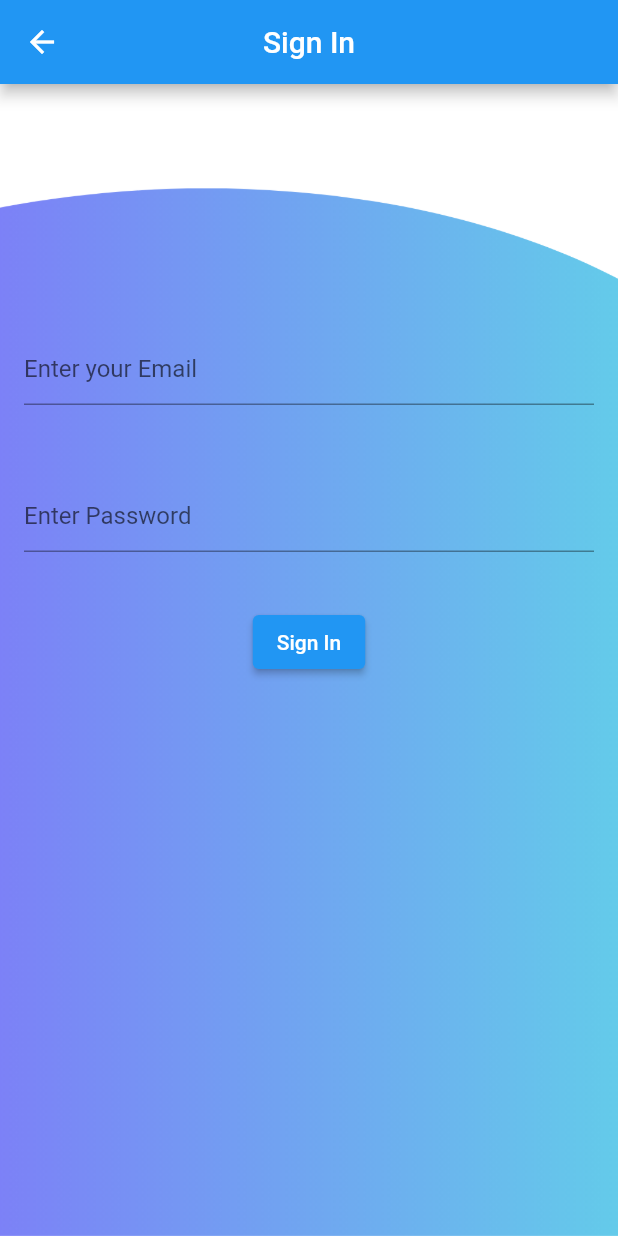
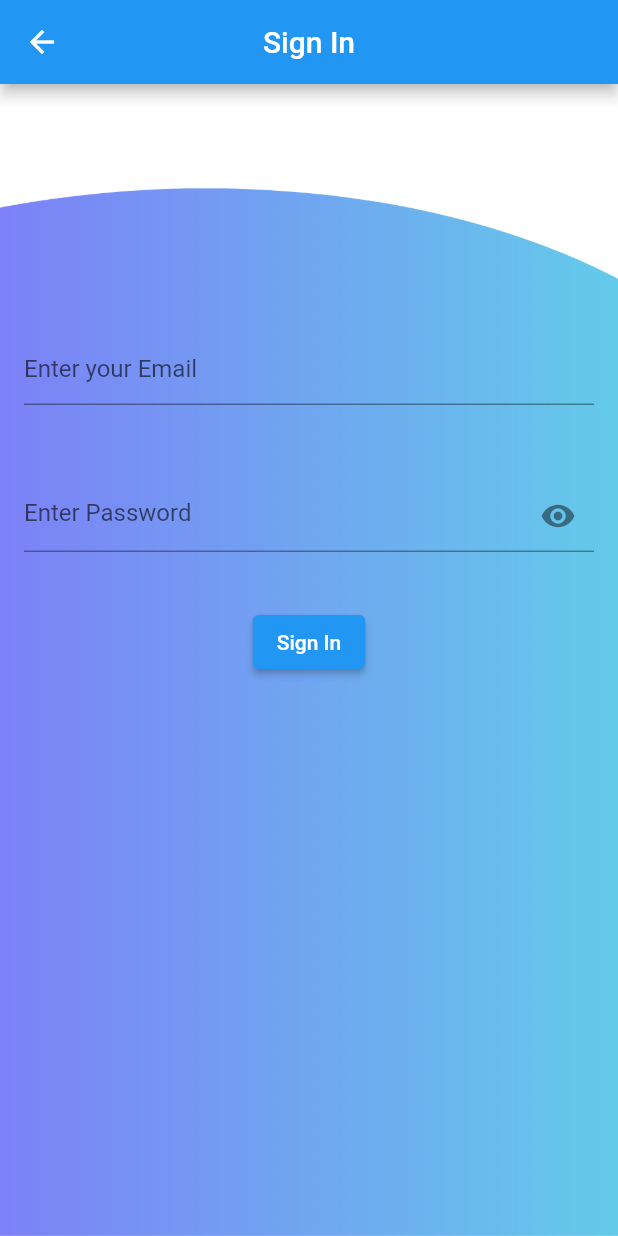
Before and after one commit to Code-Flutter/Census_App, a Flutter app: the Login screen opened directly, on a phone screen of 412 x 824 dp. Run offline on Flutter 3.47's test engine with Material 2 defaults, Android fonts, the phone set to English and light mode, and no system bars; our stand-ins replace animated_text_kit, cloud_firestore, connectivity, curved_navigation_bar, firebase_auth, firebase_core and 1 more; accounts and stored records are empty.

```diff
--- a/lib/login.dart
+++ b/lib/login.dart
@@ -4,7 +4,7 @@ import 'package:flutter/material.dart';
 import 'package:connectivity/connectivity.dart';
 
 class Login extends StatefulWidget {
-  Login({super.key});
+  Login({Key? key}) : super(key: key);
 
   @override
   State<Login> createState() => _LoginState();
@@ -17,8 +17,9 @@ class _LoginState extends State<Login> {
   String email = '';
   String password = '';
   String error = '';
-  bool isLoading = false; // Add a loading indicator variable
-  bool isOnline = true; // Add an online status variable
+  bool isLoading = false;
+  bool isOnline = true;
+  bool obscureText = true; // Add this variable for password visibility
 
   @override
   void initState() {
@@ -57,7 +58,6 @@ class _LoginState extends State<Login> {
                 TextFormField(
                   decoration: InputDecoration(
                     hintText: 'Enter your Email',
-                    // ... other input decoration properties ...
                   ),
                   validator: (val) {
                     // ... email validation logic ...
@@ -72,12 +72,21 @@ class _LoginState extends State<Login> {
                 TextFormField(
                   decoration: InputDecoration(
                     hintText: 'Enter Password',
-                    // ... other input decoration properties ...
+                    suffixIcon: GestureDetector(
+                      onTap: () {
+                        setState(() {
+                          obscureText = !obscureText;
+                        });
+                      },
+                      child: Icon(
+                        obscureText ? Icons.visibility : Icons.visibility_off,
+                      ),
+                    ),
                   ),
                   validator: (val) {
                     // ... password validation logic ...
                   },
-                  obscureText: true,
+                  obscureText: obscureText,
                   onChanged: (val) {
                     setState(() {
                       password = val;
@@ -139,3 +148,7 @@ class _LoginState extends State<Login> {
     );
   }
 }
+
+void main() {
+  runApp(MaterialApp(home: Login()));
+}
```
